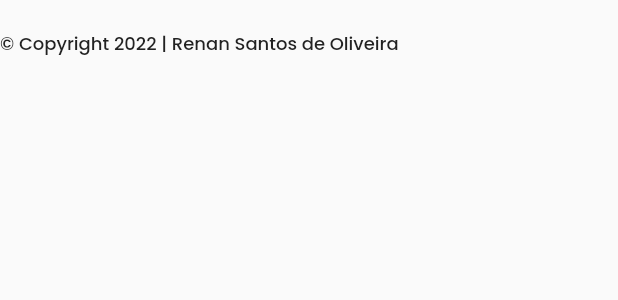
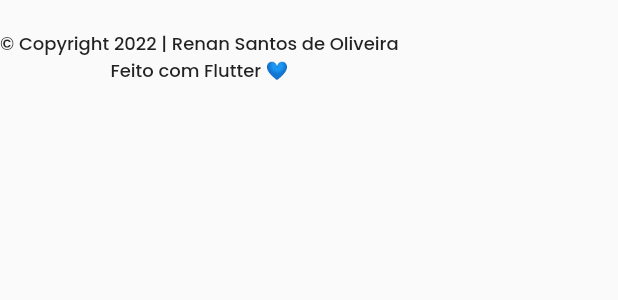
Before and after one commit to renankanu/me_landing_page, a Flutter app: the Copyright widget shown alone on an empty page, opened directly, on a phone screen of 412 x 824 dp. Shown: the top 300 px of the screen. Run offline on Flutter 3.47's test engine with Material 2 defaults, Android fonts, the phone set to English and light mode, and no system bars; our stand-ins replace cloud_firestore, firebase_core, flutter_dotenv, flutter_staggered_animations, get, graphql_flutter and 3 more; accounts and stored records are empty; network calls fail; project files that could hold a hidden picture were left out.

```diff
--- a/lib/app/modules/home/views/sections/about_me.dart
+++ b/lib/app/modules/home/views/sections/about_me.dart
@@ -163,10 +163,10 @@ class ContainerAbout extends StatelessWidget {
             margin: const EdgeInsets.only(top: 32),
             decoration: BoxDecoration(
               borderRadius: BorderRadius.circular(20),
-              color: BaseColors.atomicTangerine,
+              color: BaseColors.cornflowerBlue2,
             ),
             child: SelectableText(
-              'Mobile Developer',
+              'Flutter Mobile Developer',
               style: Get.textTheme.button!.copyWith(
                 color: Colors.white,
               ),
--- a/lib/app/modules/home/views/sections/experience.dart
+++ b/lib/app/modules/home/views/sections/experience.dart
@@ -207,8 +207,8 @@ class ItemXpEducation extends StatelessWidget {
             height: 14,
             width: 14,
             margin: const EdgeInsets.only(top: 10),
-            decoration: const BoxDecoration(
-              color: BaseColors.ebonyClay,
+            decoration: BoxDecoration(
+              color: BaseColors.burntSienna.withOpacity(0.5),
               shape: BoxShape.circle,
             ),
             child: Center(
--- a/lib/app/modules/home/views/sections/footer.dart
+++ b/lib/app/modules/home/views/sections/footer.dart
@@ -87,13 +87,25 @@ class Copyright extends StatelessWidget {
   Widget build(BuildContext context) {
     return Padding(
       padding: const EdgeInsets.symmetric(vertical: 20),
-      child: Text(
+      child: Column(
+        children: [
+          Text(
             '© Copyright ${DateTime.now().year} | Renan Santos de Oliveira',
             style: Get.textTheme.headline5!.copyWith(
               color: BaseColors.mineShaft,
               fontSize: 12,
               fontWeight: FontWeight.w500,
             ),
+          ),
+          Text(
+            'Feito com Flutter 💙',
+            style: Get.textTheme.headline5!.copyWith(
+              color: BaseColors.mineShaft,
+              fontSize: 12,
+              fontWeight: FontWeight.w500,
+            ),
+          ),
+        ],
       ),
     );
   }
```
Lines whose indentation alone changed are shown as unchanged.
